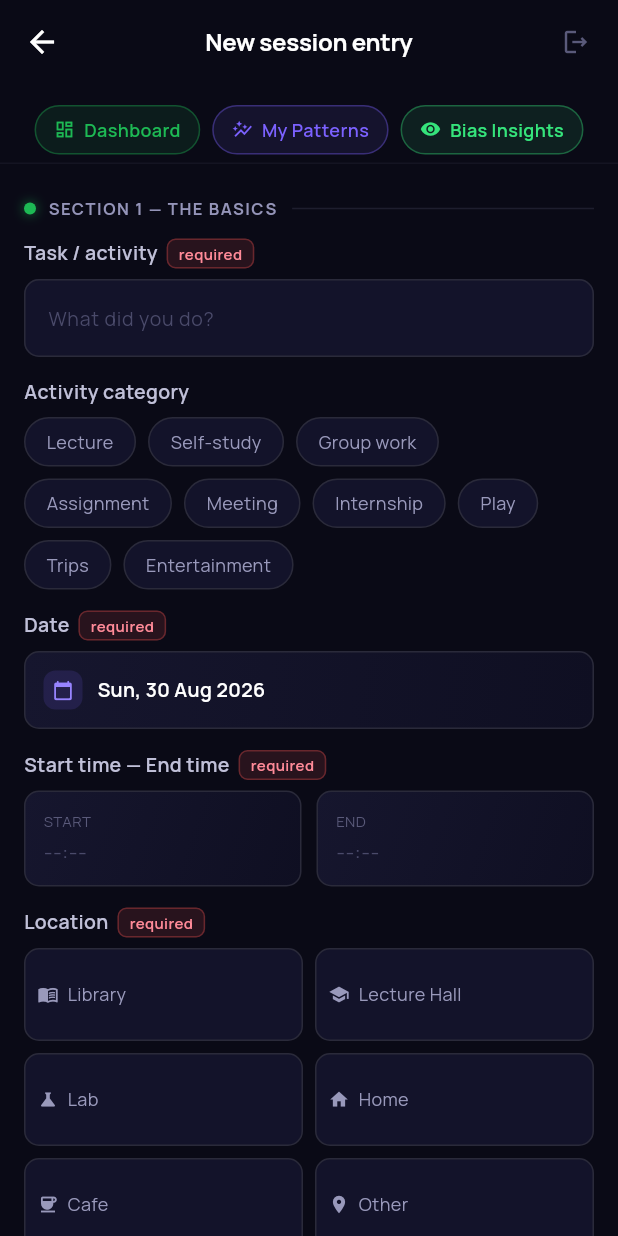
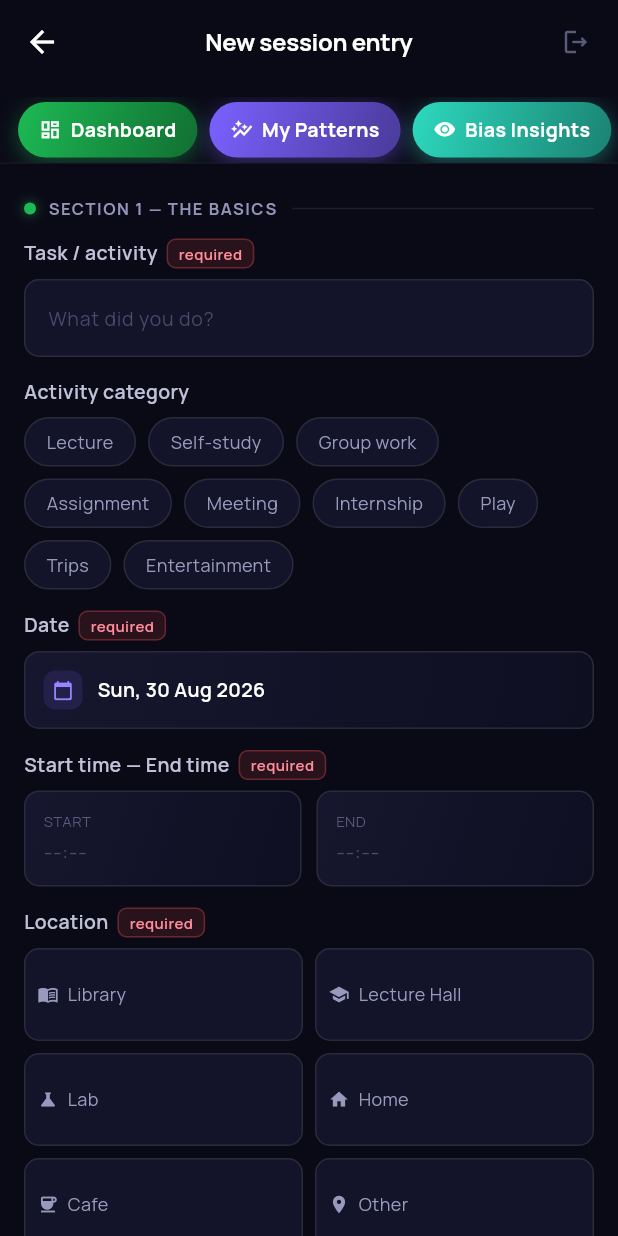
Before and after one commit to NavodyaSiriwardana/R26-IT-125, a Flutter app: the NewEntryScreen screen opened directly, on a phone screen of 412 x 824 dp. Run offline on Flutter 3.47's test engine with Material 3 defaults, Android fonts, the phone set to English and light mode, and no system bars; our stand-ins replace cloud_firestore, dio, firebase_auth, firebase_core, fl_chart, flutter_local_notifications and 11 more; missing offline and left inert: app_usage, device_calendar, usage_stats; accounts and stored records are empty.

Commit message:
Form Ui Fix

```diff
--- a/frontend/lib/components/temporal_causal_patterns/screens/new_entry_screen.dart
+++ b/frontend/lib/components/temporal_causal_patterns/screens/new_entry_screen.dart
@@ -361,7 +361,7 @@ class _NewEntryScreenState extends State<NewEntryScreen> {
                       _NavPill(
                         icon: Icons.visibility_rounded,
                         label: 'Bias Insights',
-                        color: const Color(0xFF35E47B),
+                        color: const Color(0xFF2DD9BE),
                         onTap: () async {
                           AppState.userId = await LocalStorage.getUserId();
                           if (!context.mounted) return;
@@ -668,16 +668,39 @@ class _NewEntryScreenState extends State<NewEntryScreen> {
               padding: const EdgeInsets.all(16),
               child: SizedBox(
                 width: double.infinity,
-                child: ElevatedButton(
-                  onPressed: _loading ? null : _submit,
-                  style: ElevatedButton.styleFrom(
-                    backgroundColor: const Color(0xFF7B61FF),
-                    padding: const EdgeInsets.symmetric(
-                        vertical: 14),
-                    shape: RoundedRectangleBorder(
-                      borderRadius: BorderRadius.circular(12),
+                height: 54,
+                child: DecoratedBox(
+                  decoration: BoxDecoration(
+                    borderRadius: BorderRadius.circular(27),
+                    boxShadow: [
+                      BoxShadow(
+                        color: const Color(0xFF7B61FF).withValues(alpha: 0.4),
+                        blurRadius: 24,
+                        offset: const Offset(0, 12),
+                      ),
+                    ],
+                  ),
+                  child: Material(
+                    color: Colors.transparent,
+                    borderRadius: BorderRadius.circular(27),
+                    child: InkWell(
+                      borderRadius: BorderRadius.circular(27),
+                      onTap: _loading ? null : _submit,
+                      child: Ink(
+                        decoration: BoxDecoration(
+                          borderRadius: BorderRadius.circular(27),
+                          gradient: LinearGradient(
+                            colors: [
+                              const Color(0xFF2DD9BE)
+                                  .withValues(alpha: _loading ? 0.6 : 1),
+                              const Color(0xFF7B61FF)
+                                  .withValues(alpha: _loading ? 0.6 : 1),
+                            ],
+                            begin: Alignment.centerLeft,
+                            end: Alignment.centerRight,
                           ),
                         ),
+                        child: Center(
                           child: _loading
                               ? const SizedBox(
                                   height: 20,
@@ -695,14 +718,18 @@ class _NewEntryScreenState extends State<NewEntryScreen> {
                                       'Submit entry',
                                       style: TextStyle(
                                         color: Colors.white,
-                                fontSize: 14,
-                                fontWeight: FontWeight.w500,
+                                        fontSize: 15,
+                                        fontWeight: FontWeight.w700,
                                       ),
                                     ),
                                     SizedBox(width: 8),
-                            Icon(Icons.arrow_forward,
-                                color: Colors.white, size: 16),
+                                    Icon(Icons.arrow_forward_rounded,
+                                        color: Colors.white, size: 18),
                                   ],
+                                ),
+                        ),
+                      ),
+                    ),
                   ),
                 ),
               ),
@@ -972,29 +999,41 @@ class _NavPill extends StatelessWidget {
 
   @override
   Widget build(BuildContext context) {
+    final darkColor = Color.lerp(color, Colors.black, 0.4)!;
+
     return Material(
       color: Colors.transparent,
       child: InkWell(
         onTap: onTap,
         borderRadius: BorderRadius.circular(999),
         child: Container(
-          padding: const EdgeInsets.symmetric(horizontal: 12, vertical: 7),
+          padding: const EdgeInsets.symmetric(horizontal: 14, vertical: 9),
           decoration: BoxDecoration(
-            color: color.withValues(alpha: 0.10),
+            gradient: LinearGradient(
+              colors: [color, darkColor],
+              begin: Alignment.topLeft,
+              end: Alignment.bottomRight,
+            ),
             borderRadius: BorderRadius.circular(999),
-            border: Border.all(color: color.withValues(alpha: 0.35)),
+            boxShadow: [
+              BoxShadow(
+                color: color.withValues(alpha: 0.4),
+                blurRadius: 12,
+                offset: const Offset(0, 4),
+              ),
+            ],
           ),
           child: Row(
             mainAxisSize: MainAxisSize.min,
             children: [
-              Icon(icon, size: 14, color: color),
+              Icon(icon, size: 15, color: Colors.white),
               const SizedBox(width: 6),
               Text(
                 label,
-                style: TextStyle(
-                  color: color,
-                  fontSize: 12,
-                  fontWeight: FontWeight.w600,
+                style: const TextStyle(
+                  color: Colors.white,
+                  fontSize: 13,
+                  fontWeight: FontWeight.w700,
                 ),
               ),
             ],
```
Lines whose indentation alone changed are shown as unchanged.
